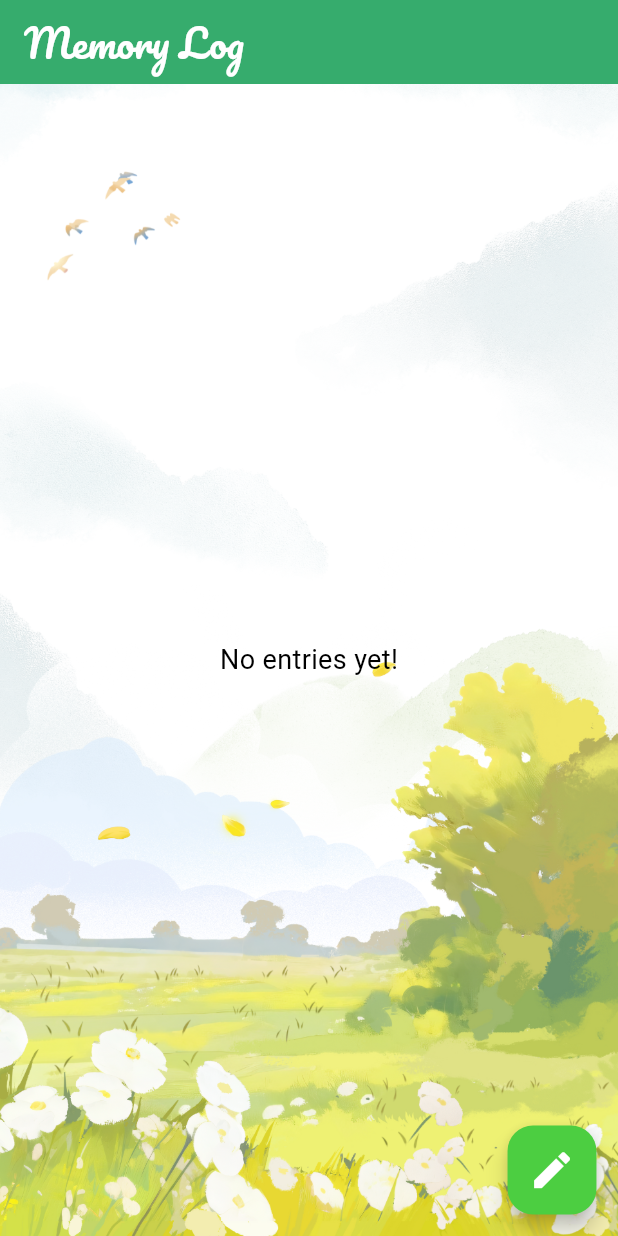
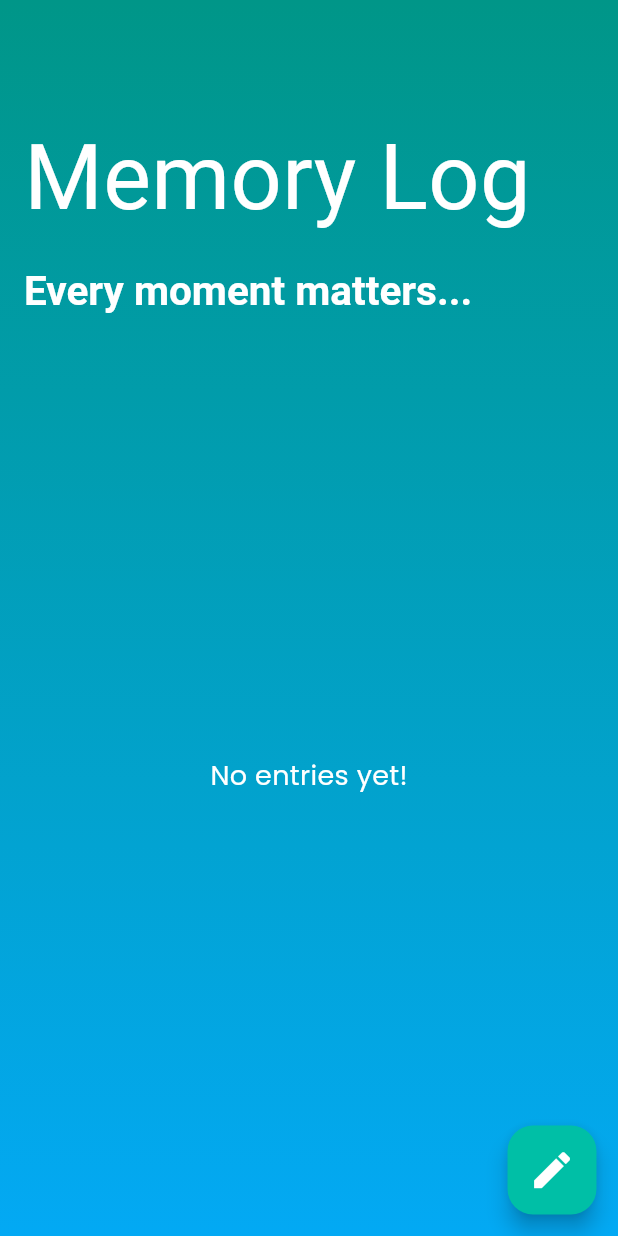
Before and after one commit to aakash-kr-7/Aether, a Flutter app: the JournalHome screen opened directly, on a phone screen of 412 x 824 dp. Run offline on Flutter 3.47's test engine with Material 3 defaults, Android fonts, the phone set to English and light mode, and no system bars; drawn by our look-alikes of animated_text_kit; our stand-ins replace cloud_firestore, firebase_auth, firebase_core, google_fonts, google_sign_in; missing offline and left inert: animate_gradient; accounts and stored records are empty; Roboto replaces fonts that are missing (Sacramento).

Commit message:
journal fully up and running

```diff
--- a/lib/screens/journal/journal_home.dart
+++ b/lib/screens/journal/journal_home.dart
@@ -1,6 +1,7 @@
 import 'package:flutter/material.dart';
 import 'package:firebase_auth/firebase_auth.dart';
 import 'package:intl/intl.dart';
+import 'package:animated_text_kit/animated_text_kit.dart';
 import 'package:google_fonts/google_fonts.dart';
 import '../../services/journal_service.dart';
 import '../../models/journal_entry.dart';
@@ -11,7 +12,6 @@ class JournalHome extends StatefulWidget {
   @override
   _JournalHomeState createState() => _JournalHomeState();
 }
-
 class _JournalHomeState extends State<JournalHome> with SingleTickerProviderStateMixin {
   final JournalService _journalService = JournalService();
   late AnimationController _controller;
@@ -40,6 +40,33 @@ class _JournalHomeState extends State<JournalHome> with SingleTickerProviderStat
     return DateFormat('yyyy-MM-dd – HH:mm').format(date);
   }
 
+  String getMoodIcon(String mood) {
+    switch (mood.toLowerCase()) {
+      case 'happy':
+        return '😊';
+      case 'sad':
+        return '😔';
+      case 'excited':
+        return '🤩';
+      case 'angry':
+        return '😠';
+      case 'anxious':
+        return '😰';
+      case 'grateful':
+        return '🙏';
+      case 'calm':
+        return '😌';
+      case 'tired':
+        return '😪';
+      case 'stressed':
+        return '😧';
+      case 'neutral':
+        return '😐';
+      default:
+        return '📖';
+    }
+  }
+
   @override
   Widget build(BuildContext context) {
     User? user = FirebaseAuth.instance.currentUser;
@@ -63,42 +90,60 @@ class _JournalHomeState extends State<JournalHome> with SingleTickerProviderStat
     String userId = user.uid;
 
     return Scaffold(
-      body: Stack(
-        children: [
-          Positioned.fill(
-            child: Image.asset(
-              'assets/images/jh.png',
-              fit: BoxFit.cover,
+      body: Container(
+        decoration: const BoxDecoration(
+          gradient: LinearGradient(
+            colors: [Colors.teal, Colors.lightBlue],
+            begin: Alignment.topCenter,
+            end: Alignment.bottomCenter,
           ),
         ),
-          Column(
+        child: Column(
           children: [
-              AppBar(
-                title: Text(
+            const SizedBox(height: 60),
+            Padding(
+              padding: const EdgeInsets.symmetric(horizontal: 16.0, vertical: 16.0),
+              child: Align(
+                alignment: Alignment.centerLeft,
+                child: Text(
                   "Memory Log",
-                  style: GoogleFonts.pacifico(fontSize: 26, color: Colors.white),
+                  style: GoogleFonts.sacramento(fontSize: 60, color: Colors.white),
                 ),
-                backgroundColor: const Color.fromARGB(255, 54, 172, 109),
+              ),
+            ),
+            Padding(
+      padding: const EdgeInsets.symmetric(horizontal: 16.0),
+      child: Align(
+        alignment: Alignment.centerLeft,
+        child: DefaultTextStyle(
+          style: GoogleFonts.sacramento(fontSize: 27, color: Colors.white, fontWeight: FontWeight.bold),
+          child: AnimatedTextKit(
+            animatedTexts: [
+              TypewriterAnimatedText(
+                'Every moment matters...',
+                speed: Duration(milliseconds: 150),
+              ),
+            ],
+            totalRepeatCount: 1,
+            pause: const Duration(milliseconds: 1000),
+          ),
+        ),
+      ),
     ),
             Expanded(
               child: StreamBuilder<List<JournalEntry>>(
                 stream: _journalService.getUserEntries(userId),
                 builder: (context, snapshot) {
                   if (snapshot.connectionState == ConnectionState.waiting) {
-                      return Center(child: CircularProgressIndicator());
+                    return const Center(child: CircularProgressIndicator());
                   }
 
                   if (snapshot.hasError) {
-                      return Center(child: Text("Error loading entries.", style: TextStyle(color: Colors.black)));
+                    return Center(child: Text("Error loading entries.", style: GoogleFonts.poppins(color: Colors.black)));
                   }
 
                   if (!snapshot.hasData || snapshot.data!.isEmpty) {
-                      return Center(
-                        child: Text(
-                          "No entries yet!",
-                          style: TextStyle(fontSize: 18, color: Colors.black),
-                        ),
-                      );
+                    return Center(child: Text("No entries yet!", style: GoogleFonts.poppins(fontSize: 18, color: Colors.white)));
                   }
 
                   final entries = snapshot.data!;
@@ -108,24 +153,31 @@ class _JournalHomeState extends State<JournalHome> with SingleTickerProviderStat
                     itemBuilder: (context, index) {
                       final entry = entries[index];
                       return AnimatedOpacity(
-                          duration: Duration(milliseconds: 800),
+                        duration: const Duration(milliseconds: 800),
                         opacity: 1.0,
                         child: Card(
-                            shape: RoundedRectangleBorder(
-                              borderRadius: BorderRadius.circular(12),
+                          shape: RoundedRectangleBorder(borderRadius: BorderRadius.circular(12)),
+                          elevation: 4,
+                          margin: const EdgeInsets.symmetric(vertical: 8, horizontal: 16),
+                          color: const Color(0xFFA8E6CF),
+                          child: ListTile(
+                            leading: Text(
+                              getMoodIcon(entry.mood),
+                              style: const TextStyle(fontSize: 28),
                             ),
-                            elevation: 4,
-                            margin: EdgeInsets.symmetric(vertical: 8, horizontal: 16),
-                            color: const Color.fromARGB(255, 200, 245, 208),
-                            child: ListTile(
-                              title: Text(entry.title.isNotEmpty ? entry.title : "Untitled", style: TextStyle(color: Colors.black)),
-                              subtitle: Text("Mood: ${entry.mood}\n${formatDate(entry.date)}", style: TextStyle(color: Colors.black)),
-                              leading: Icon(Icons.book, color: const Color.fromARGB(255, 76, 206, 65)),
+                            title: Text(
+                              entry.title.isNotEmpty ? entry.title : "Untitled",
+                              style: GoogleFonts.poppins(color: Colors.black, fontWeight: FontWeight.bold),
+                            ),
+                            subtitle: Text(
+                              "Mood: ${entry.mood}\n${formatDate(entry.date)}",
+                              style: GoogleFonts.poppins(color: Colors.black),
+                            ),
                             onTap: () {
                               Navigator.push(
                                 context,
                                 PageRouteBuilder(
-                                    transitionDuration: Duration(milliseconds: 600),
+                                  transitionDuration: const Duration(milliseconds: 600),
                                   pageBuilder: (context, animation, secondaryAnimation) => JournalDetailScreen(entry: entry),
                                   transitionsBuilder: (context, animation, secondaryAnimation, child) {
                                     return FadeTransition(opacity: animation, child: child);
@@ -143,7 +195,6 @@ class _JournalHomeState extends State<JournalHome> with SingleTickerProviderStat
             ),
           ],
         ),
-        ],
       ),
       floatingActionButton: AnimatedBuilder(
         animation: _scaleAnimation,
@@ -151,13 +202,13 @@ class _JournalHomeState extends State<JournalHome> with SingleTickerProviderStat
           return Transform.scale(
             scale: _scaleAnimation.value,
             child: FloatingActionButton(
-              backgroundColor: const Color.fromARGB(255, 76, 206, 65),
-              child: Icon(Icons.edit, color: Colors.white, size: 30),
+              backgroundColor: const Color(0xFF00BFA6),
+              child: const Icon(Icons.edit, color: Colors.white, size: 30),
               onPressed: () {
                 Navigator.push(
                   context,
                   PageRouteBuilder(
-                    transitionDuration: Duration(milliseconds: 600),
+                    transitionDuration: const Duration(milliseconds: 600),
                     pageBuilder: (context, animation, secondaryAnimation) => JournalEntryScreen(),
                     transitionsBuilder: (context, animation, secondaryAnimation, child) {
                       return FadeTransition(opacity: animation, child: child);
```
Lines whose indentation alone changed are shown as unchanged.
